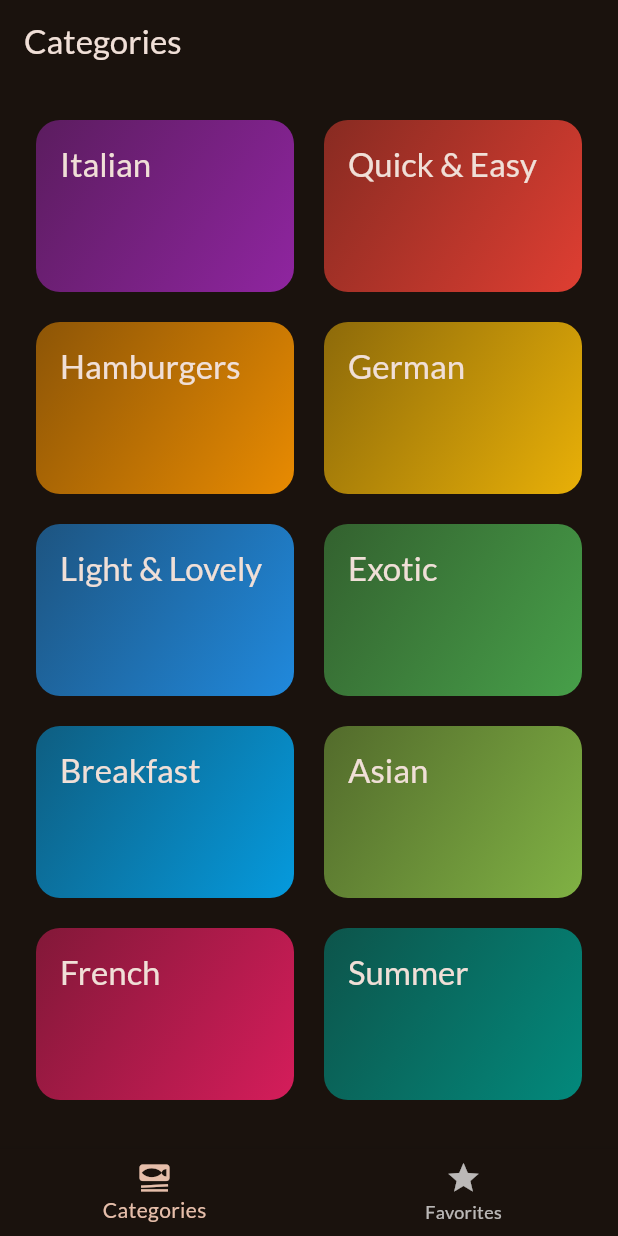
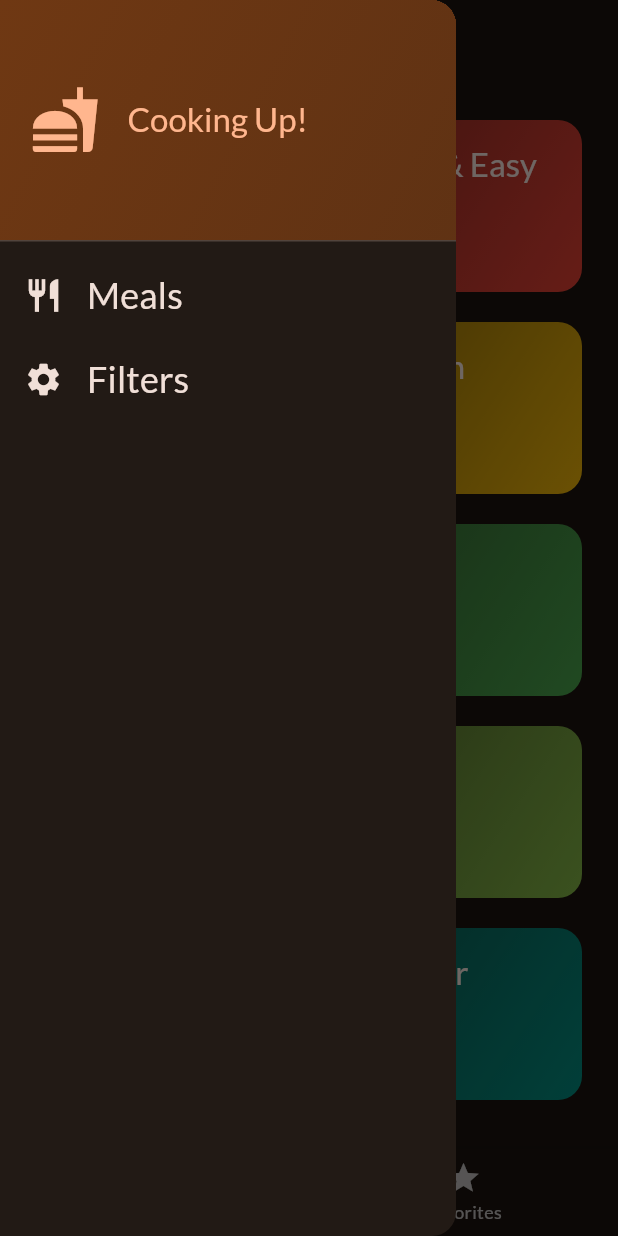
Before and after one commit to rizky201008/meals_app, a Flutter app: the screen it shows after launch, with the side drawer open (before the commit the screen has no drawer), on a phone screen of 412 x 824 dp. Run offline on Flutter 3.47's test engine with Material 3 defaults, Android fonts, the phone set to English and light mode, and no system bars; our stand-ins replace google_fonts, transparent_image.

Commit message:
adding a side drawer

```diff
--- a/lib/screens/tabs.dart
+++ b/lib/screens/tabs.dart
@@ -2,6 +2,7 @@ import 'package:flutter/material.dart';
 import 'package:meals_app/models/meal.dart';
 import 'package:meals_app/screens/categories.dart';
 import 'package:meals_app/screens/meals.dart';
+import 'package:meals_app/widgets/main_drawer.dart';
 
 class TabsScreen extends StatefulWidget {
   const TabsScreen({super.key});
@@ -64,6 +65,7 @@ class _TabsScreenState extends State<TabsScreen> {
       appBar: AppBar(
         title: Text(activePageTitle),
       ),
+      drawer: const MainDrawer(),
       body: activePage,
       bottomNavigationBar: BottomNavigationBar(
         onTap: _selectPage,
--- /dev/null
+++ b/lib/widgets/main_drawer.dart
@@ -0,0 +1,80 @@
+import 'package:flutter/material.dart';
+
+class MainDrawer extends StatelessWidget {
+  const MainDrawer({super.key});
+
+  @override
+  Widget build(BuildContext context) {
+    return Drawer(
+      child: Column(
+        children: [
+          DrawerHeader(
+            padding: const EdgeInsets.all(20),
+            decoration: BoxDecoration(
+              gradient: LinearGradient(
+                colors: [
+                  Theme.of(context).colorScheme.primaryContainer,
+                  Theme.of(context)
+                      .colorScheme
+                      .primaryContainer
+                      .withOpacity(0.8)
+                ],
+                begin: Alignment.topLeft,
+                end: Alignment.bottomRight,
+              ),
+            ),
+            child: Row(
+              children: [
+                Icon(
+                  Icons.fastfood,
+                  size: 47,
+                  color: Theme.of(context).colorScheme.primary,
+                ),
+                const SizedBox(
+                  width: 18,
+                ),
+                Text(
+                  "Cooking Up!",
+                  style: Theme.of(context)
+                      .textTheme
+                      .titleLarge!
+                      .copyWith(color: Theme.of(context).colorScheme.primary),
+                )
+              ],
+            ),
+          ),
+          ListTile(
+            leading: Icon(
+              Icons.restaurant,
+              size: 26,
+              color: Theme.of(context).colorScheme.onSurface,
+            ),
+            title: Text(
+              'Meals',
+              style: Theme.of(context).textTheme.titleSmall!.copyWith(
+                    color: Theme.of(context).colorScheme.onSurface,
+                    fontSize: 24,
+                  ),
+            ),
+            onTap: () {},
+          ),
+          ListTile(
+            leading: Icon(
+              Icons.settings,
+              size: 26,
+              color: Theme.of(context).colorScheme.onSurface,
+            ),
+            title: Text(
+              'Filters',
+              style: Theme.of(context).textTheme.titleSmall!.copyWith(
+                    color: Theme.of(context).colorScheme.onSurface,
+                    fontSize: 24,
+                  ),
+            ),
+            onTap: () {},
+          ),
+        ],
+      ),
+    );
+  }
+}
```
